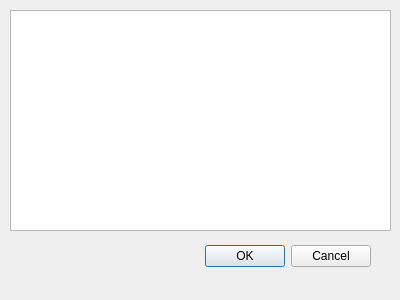
The window that limits/SetLimitGui.ui (Belden-Montreal/SNP-Cable-Analyser) describes before a commit, drawn with Qt 5.
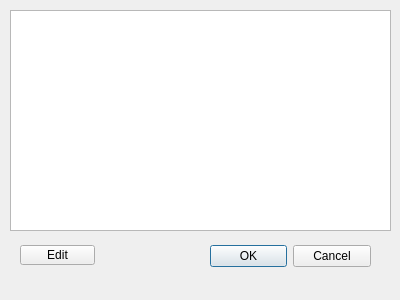
The same window after the commit.

Commit message: Fixed size of edit button

The edit to the form file:
```diff
--- a/limits/SetLimitGui.ui
+++ b/limits/SetLimitGui.ui
@@ -16,9 +16,9 @@
   <widget class="QDialogButtonBox" name="buttonBox">
    <property name="geometry">
     <rect>
-     <x>30</x>
+     <x>210</x>
      <y>240</y>
-     <width>341</width>
+     <width>161</width>
      <height>32</height>
     </rect>
    </property>
@@ -39,6 +39,19 @@
     </rect>
    </property>
   </widget>
+  <widget class="QPushButton" name="editButton">
+   <property name="geometry">
+    <rect>
+     <x>20</x>
+     <y>245</y>
+     <width>75</width>
+     <height>20</height>
+    </rect>
+   </property>
+   <property name="text">
+    <string>Edit</string>
+   </property>
+  </widget>
  </widget>
  <resources/>
  <connections>
```
The commit also changes 1 other file.
